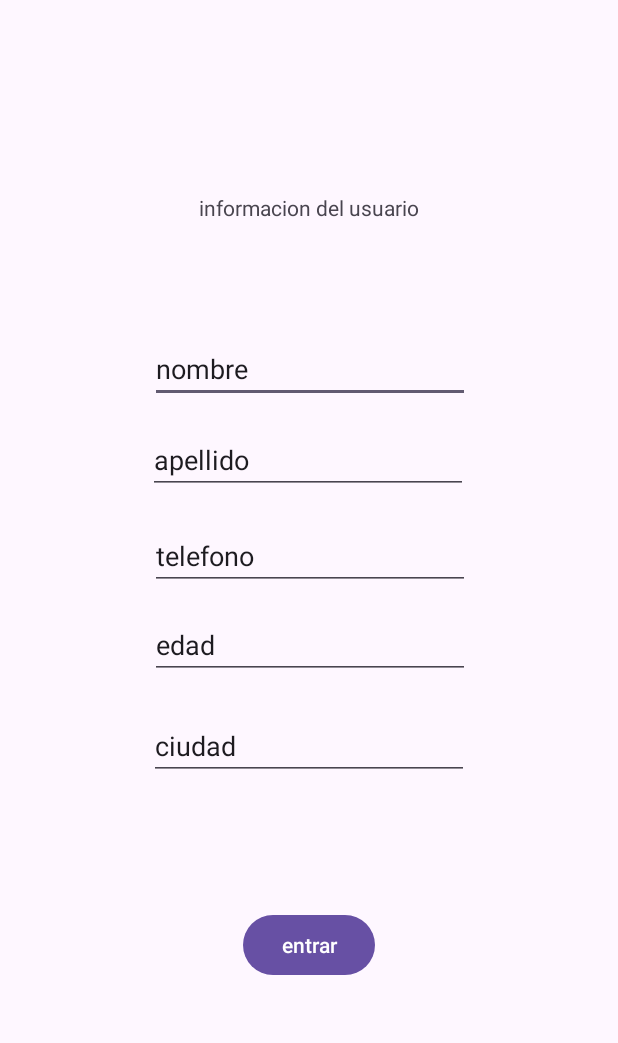
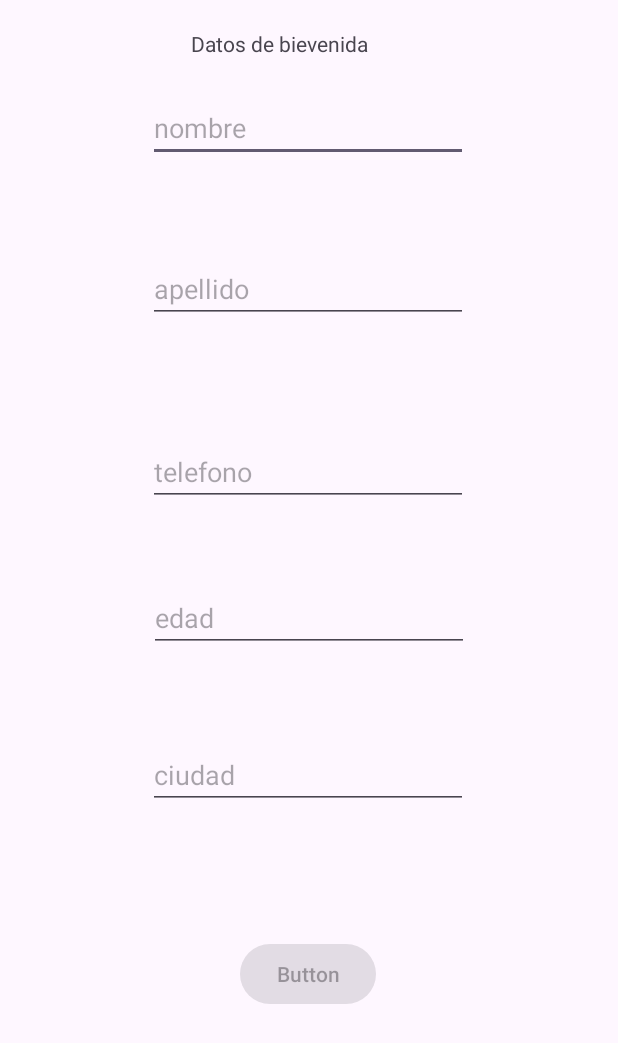
Before and after one commit to heribuhe/appActivitys, an Android app: the screen it shows after launch (bienvenidaVentana before the commit, Bienvenida after it), after a tap on "bienvenida", on a phone screen of 412 x 824 dp. Shown: the top 1043 px of the screen. Run offline under Robolectric (Android 15) with nearby library versions, the phone set to English and light mode, and no system bars.

Commit message:
NUEVOS AVANCES

```diff
--- /dev/null
+++ b/app/src/main/java/com/administrador/myapplication/Bienvenida.kt
@@ -0,0 +1,78 @@
+package com.administrador.myapplication
+
+import android.content.Intent
+import android.os.Bundle
+import androidx.activity.enableEdgeToEdge
+import androidx.appcompat.app.AppCompatActivity
+import android.widget.Button
+import android.widget.EditText
+import android.text.Editable
+import android.text.TextWatcher
+
+import androidx.core.view.ViewCompat
+import androidx.core.view.WindowInsetsCompat
+
+class Bienvenida : AppCompatActivity() {
+    override fun onCreate(savedInstanceState: Bundle?) {
+        super.onCreate(savedInstanceState)
+        enableEdgeToEdge()
+        setContentView(R.layout.activity_bienvenida)
+
+        val nombre = findViewById<EditText>(R.id.nombre2)
+        val apellido = findViewById<EditText>(R.id.apellido2)
+        val edad = findViewById<EditText>(R.id.edad2)
+        val telefono = findViewById<EditText>(R.id.telefono)
+        val ciudad = findViewById<EditText>(R.id.ciudad)
+
+
+
+        val btnDatos = findViewById<Button>(R.id.btnDatos) // This is your button
+
+        ViewCompat.setOnApplyWindowInsetsListener(findViewById(R.id.Bienvenida)) { v, insets ->
+            val systemBars = insets.getInsets(WindowInsetsCompat.Type.systemBars())
+            v.setPadding(systemBars.left, systemBars.top, systemBars.right, systemBars.bottom)
+            insets
+        }
+        btnDatos.isEnabled = false
+
+        val textWatcher = object : TextWatcher {
+            override fun beforeTextChanged(s: CharSequence?, start: Int, count: Int, after: Int) {}
+            override fun onTextChanged(s: CharSequence?, start: Int, before: Int, count: Int) {
+                btnDatos.isEnabled = nombre.text.isNotBlank() &&
+                        nombre.text.isNotBlank() &&
+                        apellido.text.isNotBlank() &&
+                        edad.text.isNotBlank() &&
+                        ciudad.text.isNotBlank() &&
+                        telefono.text.isNotBlank()
+
+
+            }
+            override fun afterTextChanged(s: Editable?) {}
+        }
+
+        nombre.addTextChangedListener(textWatcher)
+        apellido.addTextChangedListener(textWatcher)
+        edad.addTextChangedListener(textWatcher)
+        ciudad.addTextChangedListener(textWatcher)
+        telefono.addTextChangedListener(textWatcher)
+
+        btnDatos.setOnClickListener {
+            val nombreValue = nombre.text.toString().trim() // Use a different variable name to avoid conflict
+            val apellidoValue = apellido.text.toString().trim()
+            val edadValue = edad.text.toString().trim()
+            val ciudadValue = ciudad.text.toString().trim()
+            val telefonoValue = telefono.text.toString().trim()
+
+            val intent = Intent(this, Bienvenido::class.java).apply {
+
+                putExtra("nombre", nombreValue)
+                putExtra("apellido", apellidoValue)
+                putExtra("edad", edadValue)
+                putExtra("ciudad", ciudadValue)
+                putExtra("telefono", telefonoValue)
+
+            }
+            startActivity(intent)
+        }
+    }
+}
--- a/app/src/main/java/com/administrador/myapplication/MainActivity.kt
+++ b/app/src/main/java/com/administrador/myapplication/MainActivity.kt
@@ -23,7 +23,7 @@ class MainActivity : AppCompatActivity() {
         super.onCreate(savedInstanceState)
         enableEdgeToEdge()
         setContentView(R.layout.activity_main)
-        ViewCompat.setOnApplyWindowInsetsListener(findViewById(R.id.main)) { v, insets ->
+        ViewCompat.setOnApplyWindowInsetsListener(findViewById(R.id.bienvenidaVentana)) { v, insets ->
             val systemBars = insets.getInsets(WindowInsetsCompat.Type.systemBars())
             v.setPadding(systemBars.left, systemBars.top, systemBars.right, systemBars.bottom)
             insets
@@ -37,8 +37,9 @@ class MainActivity : AppCompatActivity() {
         }
 
         bienvenida = findViewById<Button>(R.id.bienvenida)
+
         bienvenida.setOnClickListener {
-            var intent: Intent = Intent(this, bienvenidaVentana::class.java)
+            var intent: Intent = Intent(this, Bienvenida::class.java)
             startActivity(intent)
         }
 
--- a/app/src/main/java/com/administrador/myapplication/MainActivity2.kt
+++ b/app/src/main/java/com/administrador/myapplication/MainActivity2.kt
@@ -26,7 +26,7 @@ class MainActivity2 : AppCompatActivity() {
 
 
 
-        ViewCompat.setOnApplyWindowInsetsListener(findViewById(R.id.main)) { v, insets ->
+        ViewCompat.setOnApplyWindowInsetsListener(findViewById(R.id.bienvenidaVentana)) { v, insets ->
             val systemBars = insets.getInsets(WindowInsetsCompat.Type.systemBars())
             v.setPadding(systemBars.left, systemBars.top, systemBars.right, systemBars.bottom)
             insets
--- a/app/src/main/java/com/administrador/myapplication/SecondActivity.kt
+++ b/app/src/main/java/com/administrador/myapplication/SecondActivity.kt
@@ -12,7 +12,7 @@ class SecondActivity : AppCompatActivity() {
         super.onCreate(savedInstanceState)
         enableEdgeToEdge()
         setContentView(R.layout.activity_second)
-        ViewCompat.setOnApplyWindowInsetsListener(findViewById(R.id.main)) { v, insets ->
+        ViewCompat.setOnApplyWindowInsetsListener(findViewById(R.id.bienvenidaVentana)) { v, insets ->
             val systemBars = insets.getInsets(WindowInsetsCompat.Type.systemBars())
             v.setPadding(systemBars.left, systemBars.top, systemBars.right, systemBars.bottom)
             insets
--- a/app/src/main/res/layout/activity_bienvenida_ventana2.xml
+++ b/app/src/main/res/layout/activity_bienvenida.xml
@@ -2,10 +2,10 @@
 <androidx.constraintlayout.widget.ConstraintLayout xmlns:android="http://schemas.android.com/apk/res/android"
     xmlns:app="http://schemas.android.com/apk/res-auto"
     xmlns:tools="http://schemas.android.com/tools"
-    android:id="@+id/main"
+    android:id="@+id/Bienvenida"
     android:layout_width="match_parent"
     android:layout_height="match_parent"
-    tools:context=".bienvenidaVentana">
+    tools:context=".Bienvenida">
 
     <EditText
         android:id="@+id/nombre2"
@@ -13,96 +13,91 @@
         android:layout_height="wrap_content"
         android:ems="10"
         android:inputType="text"
-        android:text="nombre"
-        app:layout_constraintBottom_toBottomOf="parent"
+        android:hint="nombre"
+        app:layout_constraintBottom_toTopOf="@+id/apellido2"
         app:layout_constraintEnd_toEndOf="parent"
-        app:layout_constraintHorizontal_bias="0.502"
+        app:layout_constraintHorizontal_bias="0.497"
         app:layout_constraintStart_toStartOf="parent"
         app:layout_constraintTop_toTopOf="parent"
-        app:layout_constraintVertical_bias="0.287" />
-
-    <TextView
-        android:id="@+id/titulo"
-        android:layout_width="wrap_content"
-        android:layout_height="wrap_content"
-        android:text="informacion del usuario"
-        app:layout_constraintBottom_toBottomOf="parent"
-        app:layout_constraintEnd_toEndOf="parent"
-        app:layout_constraintStart_toStartOf="parent"
-        app:layout_constraintTop_toTopOf="parent"
-        app:layout_constraintVertical_bias="0.16" />
+        app:layout_constraintVertical_bias="0.5" />
 
     <EditText
         android:id="@+id/apellido2"
         android:layout_width="wrap_content"
         android:layout_height="wrap_content"
+        android:layout_marginBottom="4dp"
         android:ems="10"
+        android:hint="apellido"
         android:inputType="text"
-        android:text="apellido"
+        app:layout_constraintBottom_toTopOf="@+id/edad2"
+        app:layout_constraintEnd_toEndOf="parent"
+        app:layout_constraintHorizontal_bias="0.497"
+        app:layout_constraintStart_toStartOf="parent"
+        app:layout_constraintTop_toTopOf="parent" />
+
+    <EditText
+        android:id="@+id/ciudad"
+        android:layout_width="wrap_content"
+        android:layout_height="wrap_content"
+        android:ems="10"
+        android:hint="ciudad"
+        android:inputType="text"
         app:layout_constraintBottom_toBottomOf="parent"
         app:layout_constraintEnd_toEndOf="parent"
         app:layout_constraintHorizontal_bias="0.497"
         app:layout_constraintStart_toStartOf="parent"
         app:layout_constraintTop_toTopOf="parent"
-        app:layout_constraintVertical_bias="0.365" />
+        app:layout_constraintVertical_bias="0.634" />
+
+    <Button
+        android:id="@+id/btnDatos"
+        android:layout_width="wrap_content"
+        android:layout_height="wrap_content"
+        android:text="Button"
+        app:layout_constraintBottom_toBottomOf="parent"
+        app:layout_constraintEnd_toEndOf="parent"
+        app:layout_constraintHorizontal_bias="0.498"
+        app:layout_constraintStart_toStartOf="parent"
+        app:layout_constraintTop_toTopOf="parent"
+        app:layout_constraintVertical_bias="0.806" />
+
+    <TextView
+        android:id="@+id/textView2"
+        android:layout_width="157dp"
+        android:layout_height="24dp"
+        android:text="Datos de bievenida"
+        app:layout_constraintBottom_toTopOf="@+id/nombre2"
+        app:layout_constraintEnd_toEndOf="parent"
+        app:layout_constraintHorizontal_bias="0.5"
+        app:layout_constraintStart_toStartOf="parent"
+        app:layout_constraintTop_toTopOf="parent"
+        app:layout_constraintVertical_bias="0.5" />
 
     <EditText
         android:id="@+id/edad2"
         android:layout_width="wrap_content"
         android:layout_height="wrap_content"
         android:ems="10"
-        android:inputType="text"
-        android:text="edad"
-        app:layout_constraintBottom_toBottomOf="parent"
-        app:layout_constraintEnd_toEndOf="parent"
-        app:layout_constraintHorizontal_bias="0.502"
-        app:layout_constraintStart_toStartOf="parent"
-        app:layout_constraintTop_toTopOf="parent"
-        app:layout_constraintVertical_bias="0.523" />
-
-    <EditText
-        android:id="@+id/ciudad"
-        android:layout_width="wrap_content"
-        android:layout_height="wrap_content"
-        android:ems="10"
-        android:inputType="text"
-        android:text="ciudad"
+        android:hint="edad"
+        android:inputType="number"
         app:layout_constraintBottom_toBottomOf="parent"
         app:layout_constraintEnd_toEndOf="parent"
         app:layout_constraintStart_toStartOf="parent"
-        app:layout_constraintTop_toTopOf="@+id/guideline"
-        app:layout_constraintVertical_bias="0.599" />
+        app:layout_constraintTop_toTopOf="parent" />
 
     <EditText
         android:id="@+id/telefono"
         android:layout_width="wrap_content"
         android:layout_height="wrap_content"
+        android:layout_marginBottom="52dp"
         android:ems="10"
-        android:inputType="text"
-        android:text="telefono"
+        android:hint="telefono"
+        android:inputType="number"
         app:layout_constraintBottom_toBottomOf="parent"
         app:layout_constraintEnd_toEndOf="parent"
-        app:layout_constraintHorizontal_bias="0.502"
+        app:layout_constraintHorizontal_bias="0.497"
         app:layout_constraintStart_toStartOf="parent"
         app:layout_constraintTop_toTopOf="parent"
-        app:layout_constraintVertical_bias="0.447" />
+        app:layout_constraintVertical_bias="0.402" />
 
-    <Button
-        android:id="@+id/btnDatos"
-        android:layout_width="wrap_content"
-        android:layout_height="wrap_content"
-        android:text="entrar"
-        app:layout_constraintBottom_toBottomOf="parent"
-        app:layout_constraintEnd_toEndOf="parent"
-        app:layout_constraintHorizontal_bias="0.5"
-        app:layout_constraintStart_toStartOf="parent"
-        app:layout_constraintTop_toTopOf="parent"
-        app:layout_constraintVertical_bias="0.781" />
-
-    <androidx.constraintlayout.widget.Guideline
-        android:id="@+id/guideline"
-        android:layout_width="wrap_content"
-        android:layout_height="wrap_content"
-        android:orientation="horizontal"
-        app:layout_constraintGuide_begin="20dp" />
 </androidx.constraintlayout.widget.ConstraintLayout>
--- a/app/src/main/res/layout/activity_main.xml
+++ b/app/src/main/res/layout/activity_main.xml
@@ -2,7 +2,7 @@
 <androidx.constraintlayout.widget.ConstraintLayout xmlns:android="http://schemas.android.com/apk/res/android"
     xmlns:app="http://schemas.android.com/apk/res-auto"
     xmlns:tools="http://schemas.android.com/tools"
-    android:id="@+id/main"
+    android:id="@+id/bienvenidaVentana"
     android:layout_width="match_parent"
     android:layout_height="match_parent"
     tools:context=".MainActivity">
@@ -21,8 +21,8 @@
 
     <Button
         android:id="@+id/boton"
-        android:layout_width="wrap_content"
-        android:layout_height="wrap_content"
+        android:layout_width="77dp"
+        android:layout_height="35dp"
         android:text="push"
         app:layout_constraintBottom_toBottomOf="parent"
         app:layout_constraintEnd_toEndOf="parent"
--- a/app/src/main/res/layout/activity_main2.xml
+++ b/app/src/main/res/layout/activity_main2.xml
@@ -2,7 +2,7 @@
 <androidx.constraintlayout.widget.ConstraintLayout xmlns:android="http://schemas.android.com/apk/res/android"
     xmlns:app="http://schemas.android.com/apk/res-auto"
     xmlns:tools="http://schemas.android.com/tools"
-    android:id="@+id/main"
+    android:id="@+id/bienvenidaVentana"
     android:background="@drawable/fondo"
     android:layout_width="match_parent"
     android:layout_height="match_parent"
--- a/app/src/main/res/layout/activity_second.xml
+++ b/app/src/main/res/layout/activity_second.xml
@@ -2,7 +2,7 @@
 <androidx.constraintlayout.widget.ConstraintLayout xmlns:android="http://schemas.android.com/apk/res/android"
     xmlns:app="http://schemas.android.com/apk/res-auto"
     xmlns:tools="http://schemas.android.com/tools"
-    android:id="@+id/main"
+    android:id="@+id/bienvenidaVentana"
     android:layout_width="match_parent"
     android:layout_height="match_parent"
     tools:context=".SecondActivity">
```
Also changed, not shown: app/src/main/AndroidManifest.xml (+10 -1 lines), app/src/main/java/com/administrador/myapplication/Bienvenido.kt (renamed from app/src/main/java/com/administrador/myapplication/datosBienvenida.kt, +16 -2 lines), app/src/main/java/com/administrador/myapplication/bienvenidaVentana.kt (deleted, +0 -104 lines), app/src/main/res/layout/activity_bienvenida_ventana.xml (deleted, +0 -33 lines), app/src/main/res/layout/activity_bienvenido.xml (added, +34 -0 lines), app/src/main/res/layout/activity_datos_bienvenida.xml (deleted, +0 -27 lines), app/src/main/res/layout/content_bienvenida_ventana.xml (deleted, +0 -19 lines).
